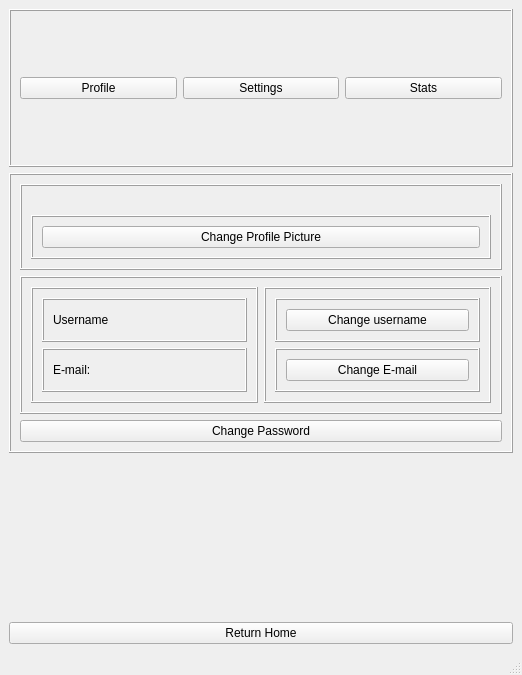
The window that qtdesigner/profile_design.ui (Webtamu/shumi) describes before a commit, drawn with Qt 5.
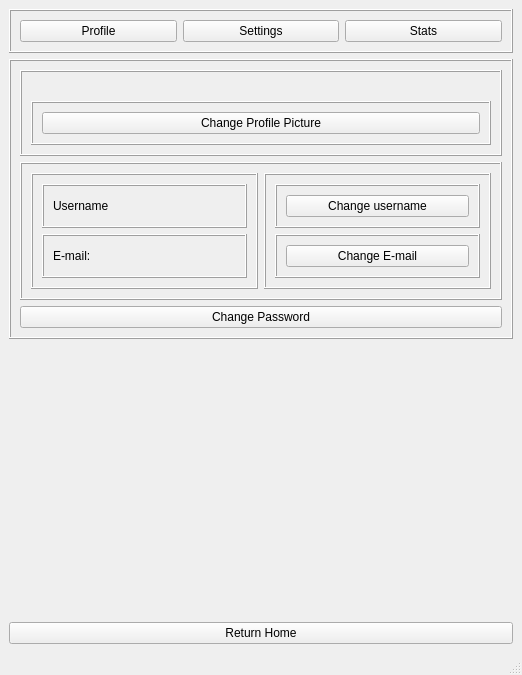
The same window after the commit. Icons and pictures are not drawn.

Commit message: Adding fixed stretch policy for navigation

```diff
--- a/qtdesigner/profile_design.ui
+++ b/qtdesigner/profile_design.ui
@@ -17,6 +17,12 @@
    <layout class="QVBoxLayout" name="verticalLayout_4">
     <item>
      <widget class="QFrame" name="frame">
+      <property name="sizePolicy">
+       <sizepolicy hsizetype="Preferred" vsizetype="Fixed">
+        <horstretch>0</horstretch>
+        <verstretch>0</verstretch>
+       </sizepolicy>
+      </property>
       <property name="frameShape">
        <enum>QFrame::Box</enum>
       </property>
```
Left out of the diff: 2 changed lines with no effect on the pictures. The commit also changes 3 other files.
